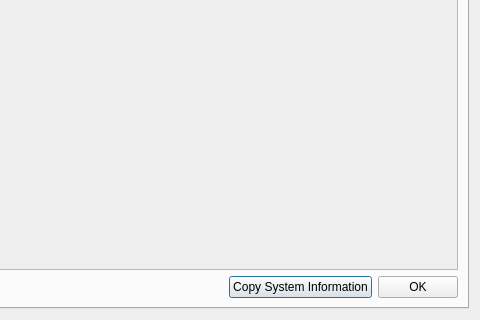
Old version of the form src/support/gamslicensingdialog.ui in the repository GAMS-dev/studio; both pictures show x 240 to 720 and y 160 to 480 of the 720 by 480 pixel window.
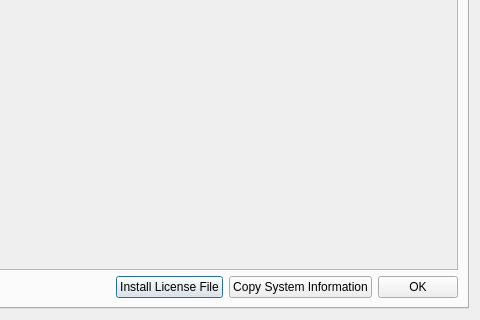
New version of the form. Icons and pictures are not drawn.

Commit message: Resolve "Add support to install license from file"

Patch:
```diff
--- a/src/support/gamslicensingdialog.ui
+++ b/src/support/gamslicensingdialog.ui
@@ -165,6 +165,13 @@
            </property>
           </spacer>
          </item>
+         <item>
+          <widget class="QPushButton" name="installButton">
+           <property name="text">
+            <string>Install License File</string>
+           </property>
+          </widget>
+         </item>
          <item>
           <widget class="QPushButton" name="copylicense">
            <property name="sizePolicy">
```
Left out of the diff: 2 changed lines with no effect on the pictures. The commit also changes 8 other files.
